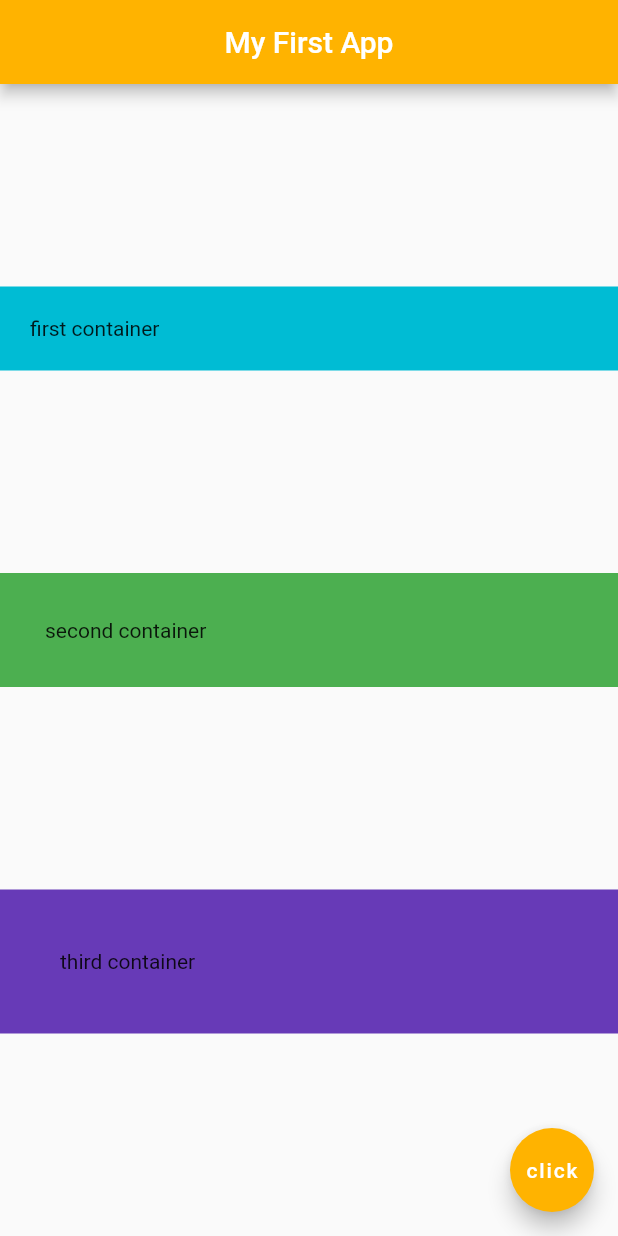
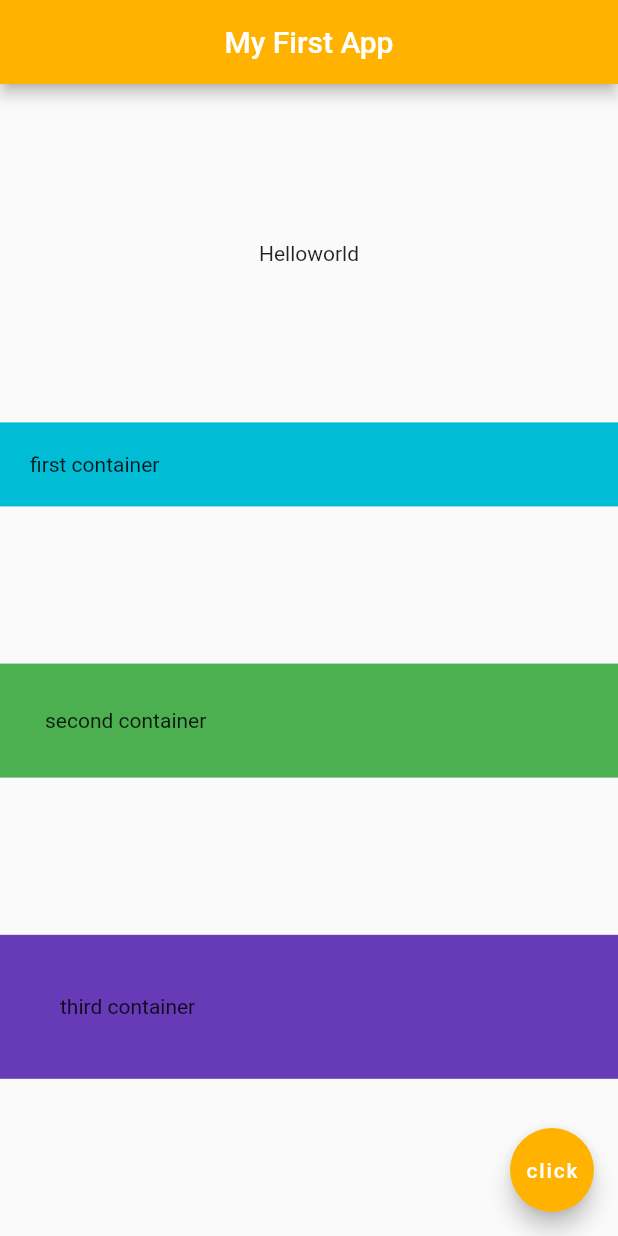
Before and after one commit to pankajatgithub/Flutter_first_project, a Flutter app: the screen it shows after launch, on a phone screen of 412 x 824 dp. Run offline on Flutter 3.47's test engine with Material 2 defaults, Android fonts, the phone set to English and light mode, and no system bars.

Commit message:
row with column in flutter

```diff
--- a/lib/main.dart
+++ b/lib/main.dart
@@ -22,6 +22,16 @@ class Home extends StatelessWidget {
         mainAxisAlignment: MainAxisAlignment.spaceEvenly,
         crossAxisAlignment:CrossAxisAlignment.stretch,
         children: [
+          Row(
+            mainAxisAlignment: MainAxisAlignment.center,
+
+            children: [
+              Text("Hello"),
+              Text("world")
+            ],
+
+          ),
+
           Container(
             color: Colors.cyan,
             padding: EdgeInsets.all(20.0),
```
